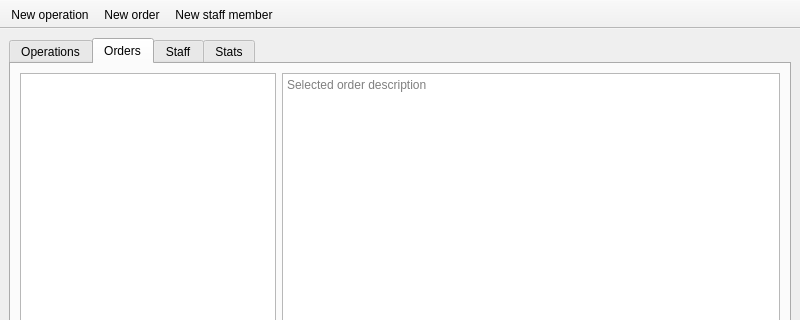
Above: db_admin/src/MainWindow.ui from Iverian/db before the change; both pictures show x 0 to 800 and y 0 to 320 of the 800 by 600 pixel window. Below: the same form after it.
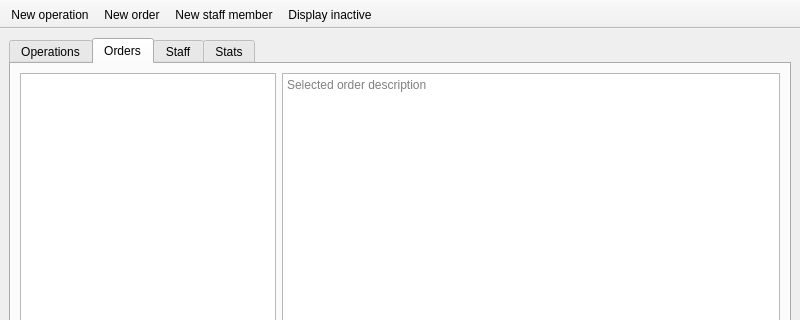
That is the form after the change. Icons and pictures are not drawn.

```diff
--- a/db_admin/src/MainWindow.ui
+++ b/db_admin/src/MainWindow.ui
@@ -172,6 +172,7 @@
    <addaction name="actNewOperation"/>
    <addaction name="actNewOrder"/>
    <addaction name="actNewStaffMember"/>
+   <addaction name="actDisplayInactive"/>
   </widget>
   <action name="actNewOperation">
    <property name="icon">
@@ -281,6 +282,14 @@
     <string>delete selected staff member</string>
    </property>
   </action>
+  <action name="actDisplayInactive">
+   <property name="checkable">
+    <bool>true</bool>
+   </property>
+   <property name="text">
+    <string>Display inactive</string>
+   </property>
+  </action>
  </widget>
  <resources>
   <include location="mainwindowres.qrc"/>
```
Left out of the diff: 22 changed lines with no effect on the pictures.
